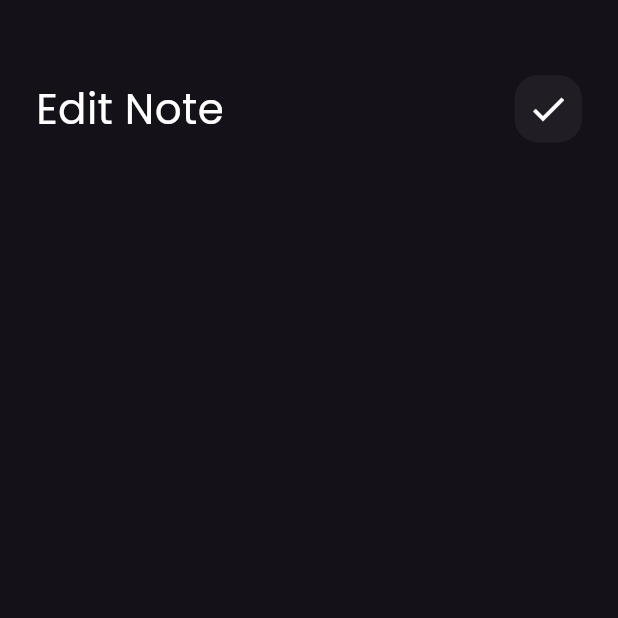
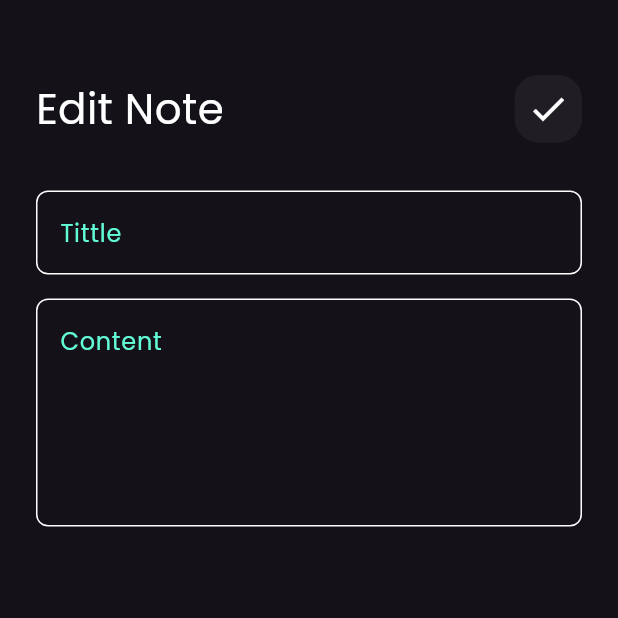
Before and after one commit to HeshamAhmed1004/note_app, a Flutter app: the EditNoteView screen opened directly, on a phone screen of 412 x 824 dp, the top half of it. Run offline on Flutter 3.47's test engine with Material 3 defaults, Android fonts, the phone set to English and light mode, and no system bars; our stand-ins replace font_awesome_flutter.

Commit message:
edit note view ui done

```diff
--- a/lib/views/widgets/edit_note_view_body.dart
+++ b/lib/views/widgets/edit_note_view_body.dart
@@ -1,6 +1,7 @@
 
 import 'package:flutter/material.dart';
 import 'package:note_app/views/widgets/custom_app_bar.dart';
+import 'package:note_app/views/widgets/custom_text_field.dart';
 
 class EditNoteViewBody extends StatelessWidget {
   const EditNoteViewBody({super.key});
@@ -14,7 +15,17 @@ class EditNoteViewBody extends StatelessWidget {
           SizedBox(
             height: 50,
           ),
-          CustomAppBar(title: 'Edit Note', icon: Icons.check)
+          CustomAppBar(title: 'Edit Note', icon: Icons.check),
+          SizedBox(height: 32,),
+
+          CustomTextField(
+            hint: 'Tittle',
+          ),
+          SizedBox(height: 16,),
+          CustomTextField(
+            hint: 'Content',
+            maxLines: 5,
+          ),
         ],
       ),
     );
```
